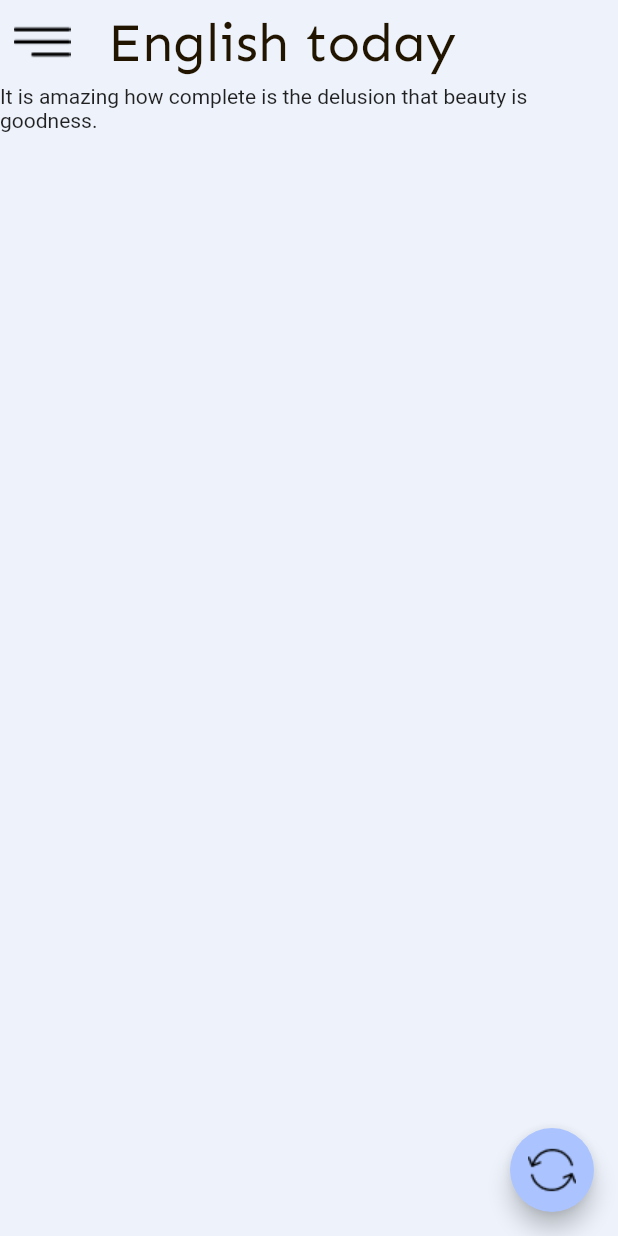
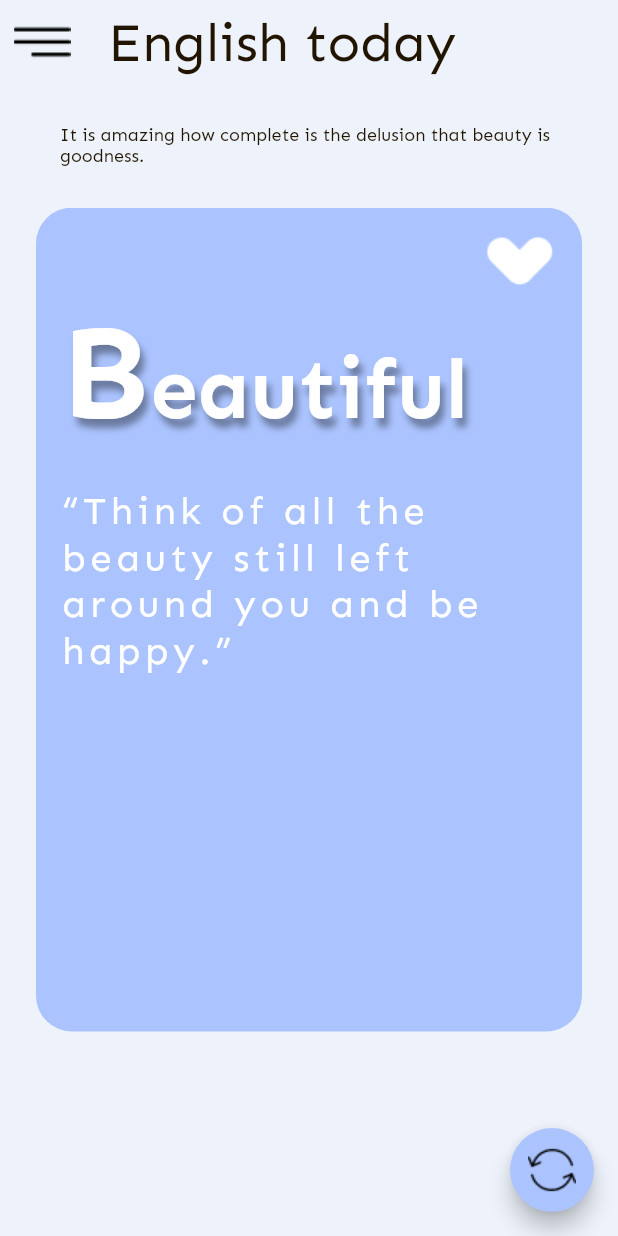
Before and after one commit to CaoHoaiTan/app_english_card, a Flutter app: the HomePage screen opened directly, on a phone screen of 412 x 824 dp. Run offline on Flutter 3.47's test engine with Material 2 defaults, Android fonts, the phone set to English and light mode, and no system bars.

Commit message:
HomePage2(PageVeiw)

```diff
--- a/lib/pages/home_page.dart
+++ b/lib/pages/home_page.dart
@@ -13,6 +13,7 @@ class HomePage extends StatefulWidget {
 class _HomePageState extends State<HomePage> {
   @override
   Widget build(BuildContext context) {
+    Size size = MediaQuery.of(context).size;
     return Scaffold(
       backgroundColor: AppColors.secondColor,
       appBar: AppBar(
@@ -29,11 +30,85 @@ class _HomePageState extends State<HomePage> {
         ),
       ),
       body: Container(
+        margin: const EdgeInsets.symmetric(horizontal: 24),
         width: double.infinity,
         child: Column(
           children: [
-            Text(
-                "It is amazing how complete is the delusion that beauty is goodness.")
+            Container(
+              height: size.height * 1 / 10,
+              padding: const EdgeInsets.all(16),
+              alignment: Alignment.centerLeft,
+              child: Text(
+                "It is amazing how complete is the delusion that beauty is goodness.",
+                style: AppStyles.h5
+                    .copyWith(fontSize: 12, color: AppColors.textColor),
+              ),
+            ),
+            Container(
+              height: size.height * 2 / 3,
+              // page view để vuốt ngang
+              child: PageView.builder(
+                  itemCount: 5,
+                  itemBuilder: (context, index) {
+                    return Container(
+                      decoration: BoxDecoration(
+                          color: AppColors.primaryColor,
+                          // ĐỘ cong viền
+                          borderRadius: BorderRadius.all(Radius.circular(24))),
+                      child: Container(
+                        padding: const EdgeInsets.only(left: 16),
+                        child: Column(
+                          crossAxisAlignment: CrossAxisAlignment.start,
+                          children: [
+                            Container(
+                                padding:
+                                    const EdgeInsets.only(top: 16, right: 16),
+                                alignment: Alignment.centerRight,
+                                child: Image.asset(AppAssets.heart)),
+                            RichText(
+                                maxLines: 1,
+                                overflow: TextOverflow.ellipsis,
+                                textAlign: TextAlign.start,
+                                text: TextSpan(
+                                    text: 'B',
+                                    style: TextStyle(
+                                        fontFamily: FontFamily.sen,
+                                        fontSize: 89,
+                                        fontWeight: FontWeight.bold,
+                                        shadows: [
+                                          BoxShadow(
+                                              color: Colors.black38,
+                                              offset: Offset(3, 6),
+                                              blurRadius: 6)
+                                        ]),
+                                    children: [
+                                      TextSpan(
+                                        text: 'eautiful',
+                                        style: TextStyle(
+                                            fontFamily: FontFamily.sen,
+                                            fontSize: 56,
+                                            fontWeight: FontWeight.bold,
+                                            shadows: [
+                                              BoxShadow(
+                                                  color: Colors.black38,
+                                                  offset: Offset(3, 6),
+                                                  blurRadius: 6)
+                                            ]),
+                                      )
+                                    ])),
+                            Padding(
+                              padding: const EdgeInsets.only(top: 24),
+                              child: Text(
+                                "“Think of all the beauty still left around you and be happy.”",
+                                style: AppStyles.h4.copyWith(letterSpacing: 3),
+                              ),
+                            )
+                          ],
+                        ),
+                      ),
+                    );
+                  }),
+            )
           ],
         ),
       ),
```
Also changed, not shown: 1 other file.
